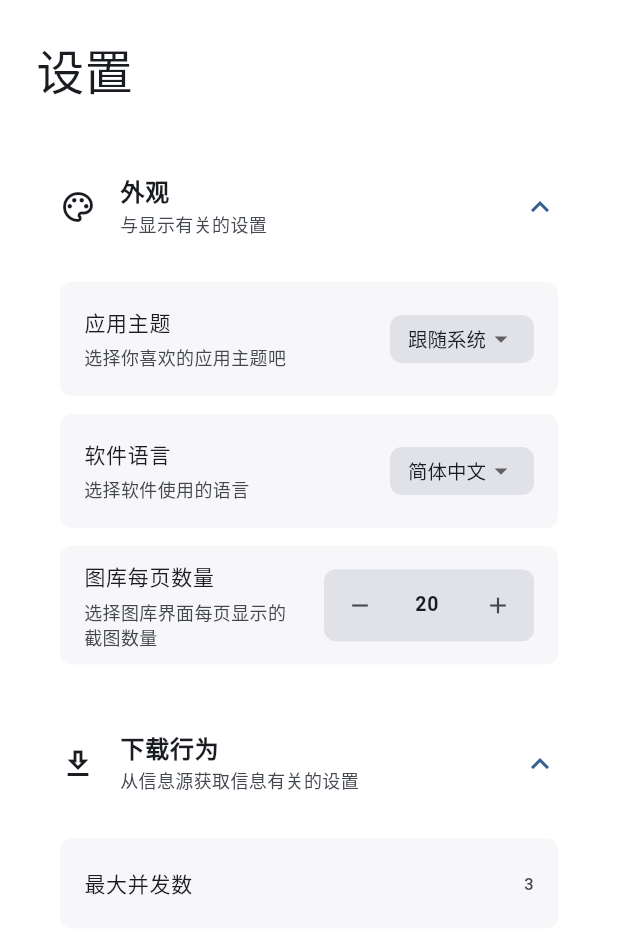
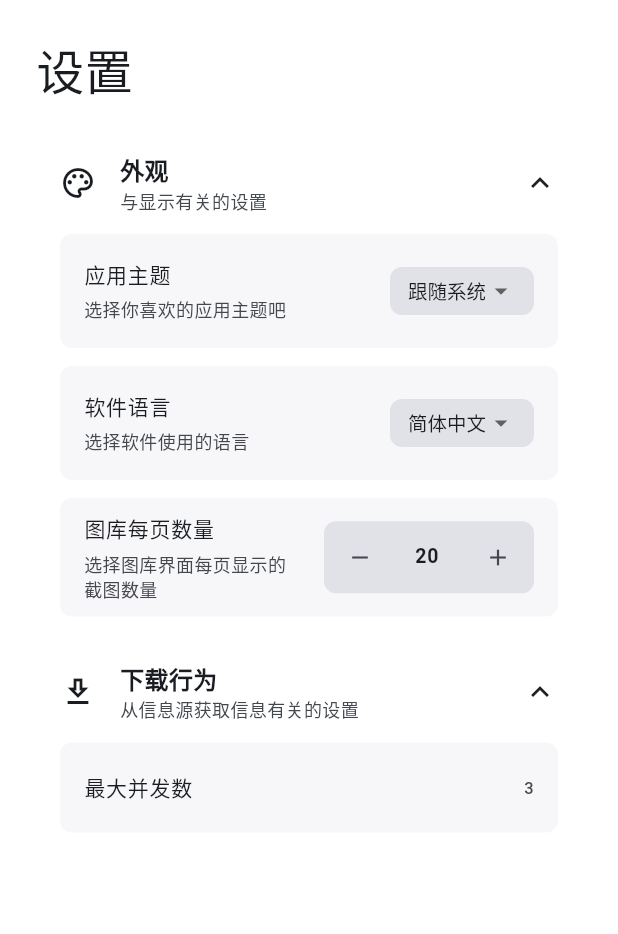
Before and after one commit to aclgh/kuroshot, a Flutter app: the SettingsPage screen opened directly, on a phone screen of 412 x 824 dp. Shown: the top 934 px of the screen. Run offline on Flutter 3.47's test engine with Material 3 defaults, Android fonts, the phone set to English and light mode, and no system bars; our stand-ins replace file_picker, logger, shared_preferences, sqflite, sqflite_common_ffi; accounts and stored records are empty; Roboto replaces fonts that are missing (Microsoft YaHei).

```diff
--- a/lib/main.dart
+++ b/lib/main.dart
@@ -72,6 +72,7 @@
           brightness: Brightness.light,
         ),
         useMaterial3: true,
+        fontFamily: 'Microsoft YaHei',
       ),
       darkTheme: ThemeData(
         colorScheme: ColorScheme.fromSeed(
@@ -79,6 +80,7 @@
           brightness: Brightness.dark,
         ),
         useMaterial3: true,
+        fontFamily: 'Microsoft YaHei',
       ),
 
       // 语言设置
--- a/lib/src/features/settings/presentation/widgets/settings_group.dart
+++ b/lib/src/features/settings/presentation/widgets/settings_group.dart
@@ -1,6 +1,6 @@
 import 'package:flutter/material.dart';
 
-class SettingsGroup extends StatelessWidget {
+class SettingsGroup extends StatefulWidget {
   final String title;
   final String subtitle;
   final IconData icon;
@@ -15,35 +15,124 @@
   });
 
   @override
+  State<SettingsGroup> createState() => _SettingsGroupState();
+}
+
+class _SettingsGroupState extends State<SettingsGroup>
+    with SingleTickerProviderStateMixin {
+  static final Animatable<double> _easeInTween = CurveTween(
+    curve: Curves.easeIn,
+  );
+  static final Animatable<double> _halfTween = Tween<double>(
+    begin: 0.0,
+    end: 0.5,
+  );
+
+  late AnimationController _controller;
+  late Animation<double> _iconTurns;
+  late Animation<double> _heightFactor;
+
+  bool _isExpanded = true;
+
+  @override
+  void initState() {
+    super.initState();
+    _controller = AnimationController(
+      duration: const Duration(milliseconds: 200),
+      vsync: this,
+      value: _isExpanded ? 1.0 : 0.0,
+    );
+    _heightFactor = _controller.drive(_easeInTween);
+    _iconTurns = _controller.drive(_halfTween.chain(_easeInTween));
+  }
+
+  @override
+  void dispose() {
+    _controller.dispose();
+    super.dispose();
+  }
+
+  void _handleTap() {
+    setState(() {
+      _isExpanded = !_isExpanded;
+      if (_isExpanded) {
+        _controller.forward();
+      } else {
+        _controller.reverse();
+      }
+    });
+  }
+
+  @override
   Widget build(BuildContext context) {
     final colorScheme = Theme.of(context).colorScheme;
 
     return Padding(
       padding: const EdgeInsets.only(bottom: 16),
-      child: Theme(
-        data: Theme.of(context).copyWith(dividerColor: Colors.transparent),
-        child: ExpansionTile(
+      child: Column(
+        mainAxisSize: MainAxisSize.min,
+        children: [
+          Material(
+            color: Colors.transparent,
             shape: RoundedRectangleBorder(
               borderRadius: BorderRadius.circular(12),
-            side: BorderSide.none,
             ),
-          collapsedShape: RoundedRectangleBorder(
+            child: InkWell(
+              onTap: _handleTap,
               borderRadius: BorderRadius.circular(12),
-            side: BorderSide.none,
+              child: Padding(
+                padding: const EdgeInsets.symmetric(
+                  horizontal: 16,
+                  vertical: 8,
                 ),
-          initiallyExpanded: true,
-          tilePadding: const EdgeInsets.symmetric(horizontal: 16, vertical: 8),
-          leading: Icon(icon, size: 24, color: colorScheme.onSurface),
-          title: Text(
-            title,
-            style: const TextStyle(fontWeight: FontWeight.w600, fontSize: 16),
+                child: Row(
+                  children: [
+                    Icon(widget.icon, size: 24, color: colorScheme.onSurface),
+                    const SizedBox(width: 16),
+                    Expanded(
+                      child: Column(
+                        crossAxisAlignment: CrossAxisAlignment.start,
+                        children: [
+                          Text(
+                            widget.title,
+                            style: const TextStyle(
+                              fontWeight: FontWeight.w600,
+                              fontSize: 16,
                             ),
-          subtitle: Text(
-            subtitle,
-            style: TextStyle(color: colorScheme.onSurfaceVariant, fontSize: 12),
                           ),
-          children: children,
+                          Text(
+                            widget.subtitle,
+                            style: TextStyle(
+                              color: colorScheme.onSurfaceVariant,
+                              fontSize: 12,
                             ),
+                          ),
+                        ],
+                      ),
+                    ),
+                    RotationTransition(
+                      turns: _iconTurns,
+                      child: const Icon(Icons.expand_more),
+                    ),
+                  ],
+                ),
+              ),
+            ),
+          ),
+          AnimatedBuilder(
+            animation: _controller.view,
+            child: Column(children: widget.children),
+            builder: (BuildContext context, Widget? child) {
+              return ClipRect(
+                child: Align(
+                  alignment: Alignment.topCenter,
+                  heightFactor: _heightFactor.value,
+                  child: child,
+                ),
+              );
+            },
+          ),
+        ],
       ),
     );
   }
```
Also changed, not shown: lib/src/features/screenshot_library/data/screenshot_repository.dart (+38 -4 lines), lib/src/features/screenshot_library/presentation/controllers/library_controller.dart (+14 -1 lines), lib/src/features/screenshot_library/presentation/screenshot_library_page.dart (+2 -17 lines), lib/src/features/screenshot_library/presentation/screenshot_preview_page.dart (added, +311 -0 lines), lib/src/features/screenshot_library/presentation/widgets/library_search_bar.dart (added, +125 -0 lines), lib/src/features/screenshot_library/presentation/widgets/screenshot_card.dart (+27 -2 lines). Lines whose indentation alone changed are shown as unchanged.
